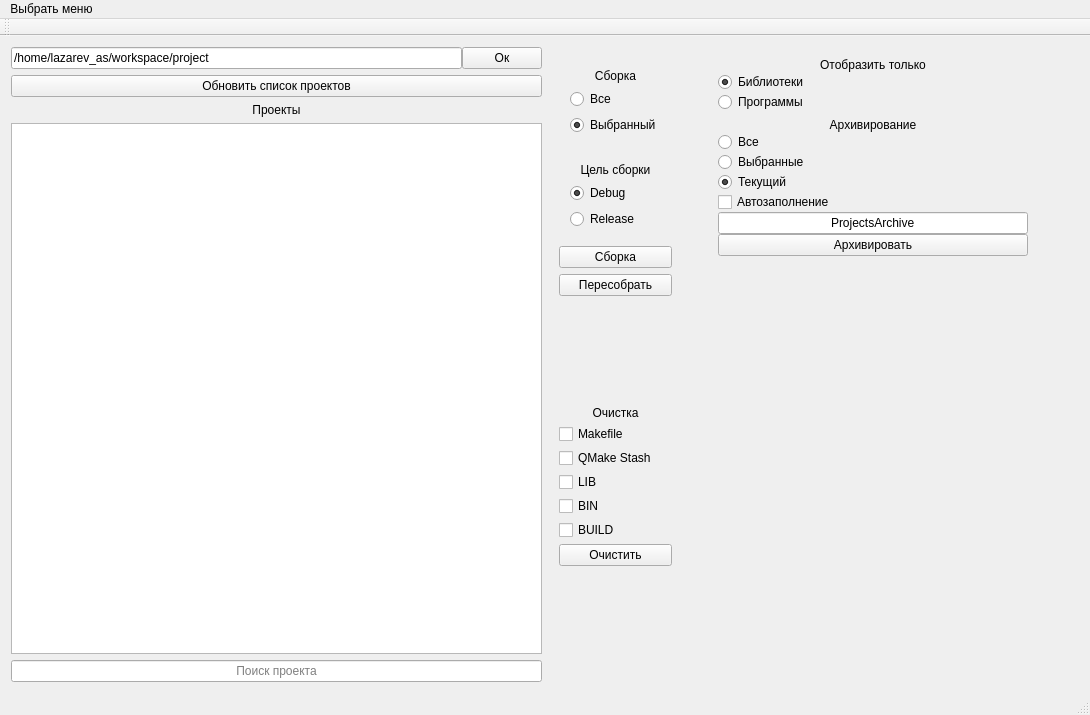
First picture: the form in src/gui/mainwindow.ui, repository VinTRiZz/ProjectUtility, before the edit.
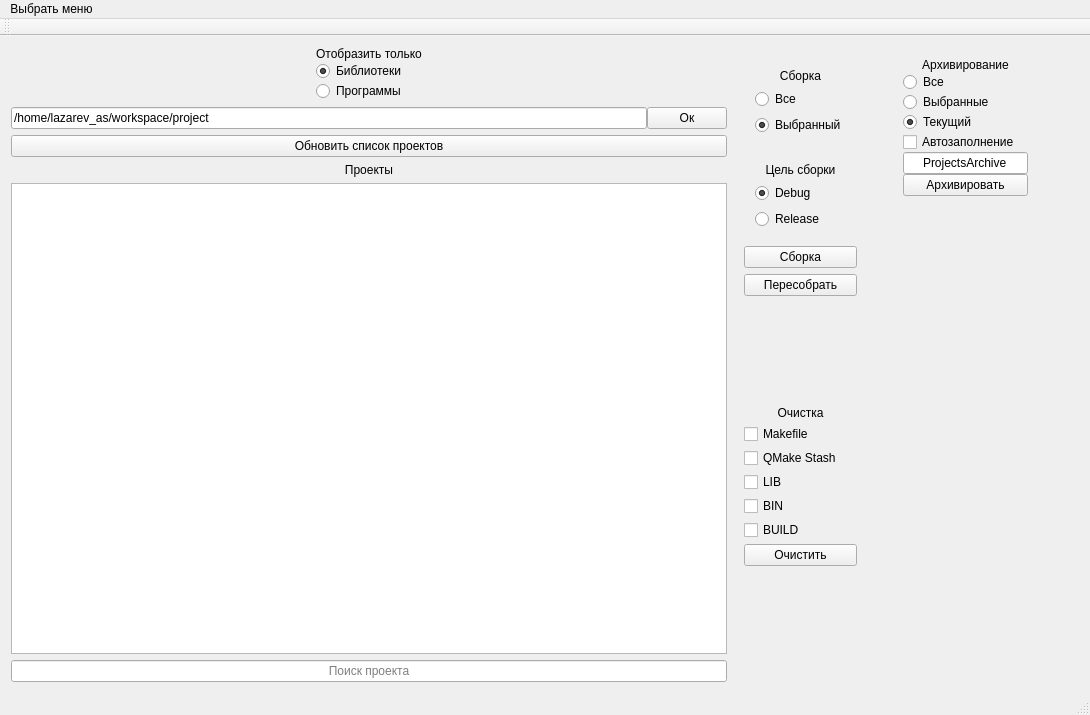
Second picture: the form after the edit.

The edit to the form file:
```diff
--- a/src/gui/mainwindow.ui
+++ b/src/gui/mainwindow.ui
@@ -18,7 +18,93 @@
   </property>
   <widget class="QWidget" name="centralWidget">
    <layout class="QGridLayout" name="gridLayout_2">
+    <item row="0" column="2">
+     <spacer name="horizontalSpacer_5">
+      <property name="orientation">
+       <enum>Qt::Horizontal</enum>
+      </property>
+      <property name="sizeHint" stdset="0">
+       <size>
+        <width>40</width>
+        <height>20</height>
+       </size>
+      </property>
+     </spacer>
+    </item>
+    <item row="0" column="1">
+     <widget class="QWidget" name="widget" native="true">
+      <property name="sizePolicy">
+       <sizepolicy hsizetype="Preferred" vsizetype="Preferred">
+        <horstretch>0</horstretch>
+        <verstretch>0</verstretch>
+       </sizepolicy>
+      </property>
+      <layout class="QVBoxLayout" name="verticalLayout_5">
+       <property name="spacing">
+        <number>0</number>
+       </property>
+       <property name="leftMargin">
+        <number>0</number>
+       </property>
+       <property name="topMargin">
+        <number>0</number>
+       </property>
+       <property name="rightMargin">
+        <number>0</number>
+       </property>
+       <property name="bottomMargin">
+        <number>0</number>
+       </property>
+       <item>
+        <widget class="QLabel" name="label_5">
+         <property name="sizePolicy">
+          <sizepolicy hsizetype="Preferred" vsizetype="Fixed">
+           <horstretch>0</horstretch>
+           <verstretch>0</verstretch>
+          </sizepolicy>
+         </property>
+         <property name="text">
+          <string>Отобразить только</string>
+         </property>
+         <property name="alignment">
+          <set>Qt::AlignCenter</set>
+         </property>
+        </widget>
+       </item>
+       <item>
+        <widget class="QRadioButton" name="libs_radioButton">
+         <property name="text">
+          <string>Библиотеки</string>
+         </property>
+         <property name="checked">
+          <bool>true</bool>
+         </property>
+        </widget>
+       </item>
+       <item>
+        <widget class="QRadioButton" name="apps_radioButton">
+         <property name="text">
+          <string>Программы</string>
+         </property>
+        </widget>
+       </item>
+      </layout>
+     </widget>
+    </item>
     <item row="0" column="0">
+     <spacer name="horizontalSpacer_6">
+      <property name="orientation">
+       <enum>Qt::Horizontal</enum>
+      </property>
+      <property name="sizeHint" stdset="0">
+       <size>
+        <width>40</width>
+        <height>20</height>
+       </size>
+      </property>
+     </spacer>
+    </item>
+    <item row="1" column="0" colspan="3">
      <layout class="QVBoxLayout" name="verticalLayout_7">
       <item>
        <layout class="QHBoxLayout" name="horizontalLayout_3">
@@ -107,7 +193,7 @@
       </item>
      </layout>
     </item>
-    <item row="0" column="1">
+    <item row="0" column="3" rowspan="2">
      <widget class="QStackedWidget" name="stackedWidget">
       <property name="sizePolicy">
        <sizepolicy hsizetype="Expanding" vsizetype="Expanding">
@@ -138,66 +224,6 @@
         </item>
         <item row="0" column="2">
          <layout class="QVBoxLayout" name="verticalLayout_13">
-          <item>
-           <widget class="QWidget" name="widget" native="true">
-            <property name="sizePolicy">
-             <sizepolicy hsizetype="Preferred" vsizetype="Preferred">
-              <horstretch>0</horstretch>
-              <verstretch>0</verstretch>
-             </sizepolicy>
-            </property>
-            <layout class="QVBoxLayout" name="verticalLayout_5">
-             <property name="spacing">
-              <number>0</number>
-             </property>
-             <property name="leftMargin">
-              <number>0</number>
-             </property>
-             <property name="topMargin">
-              <number>0</number>
-             </property>
-             <property name="rightMargin">
-              <number>0</number>
-             </property>
-             <property name="bottomMargin">
-              <number>0</number>
-             </property>
-             <item>
-              <widget class="QLabel" name="label_5">
-               <property name="sizePolicy">
-                <sizepolicy hsizetype="Preferred" vsizetype="Fixed">
-                 <horstretch>0</horstretch>
-                 <verstretch>0</verstretch>
-                </sizepolicy>
-               </property>
-               <property name="text">
-                <string>Отобразить только</string>
-               </property>
-               <property name="alignment">
-                <set>Qt::AlignCenter</set>
-               </property>
-              </widget>
-             </item>
-             <item>
-              <widget class="QRadioButton" name="libs_radioButton">
-               <property name="text">
-                <string>Библиотеки</string>
-               </property>
-               <property name="checked">
-                <bool>true</bool>
-               </property>
-              </widget>
-             </item>
-             <item>
-              <widget class="QRadioButton" name="apps_radioButton">
-               <property name="text">
-                <string>Программы</string>
-               </property>
-              </widget>
-             </item>
-            </layout>
-           </widget>
-          </item>
           <item>
            <widget class="QWidget" name="widget_4" native="true">
             <property name="sizePolicy">
```
